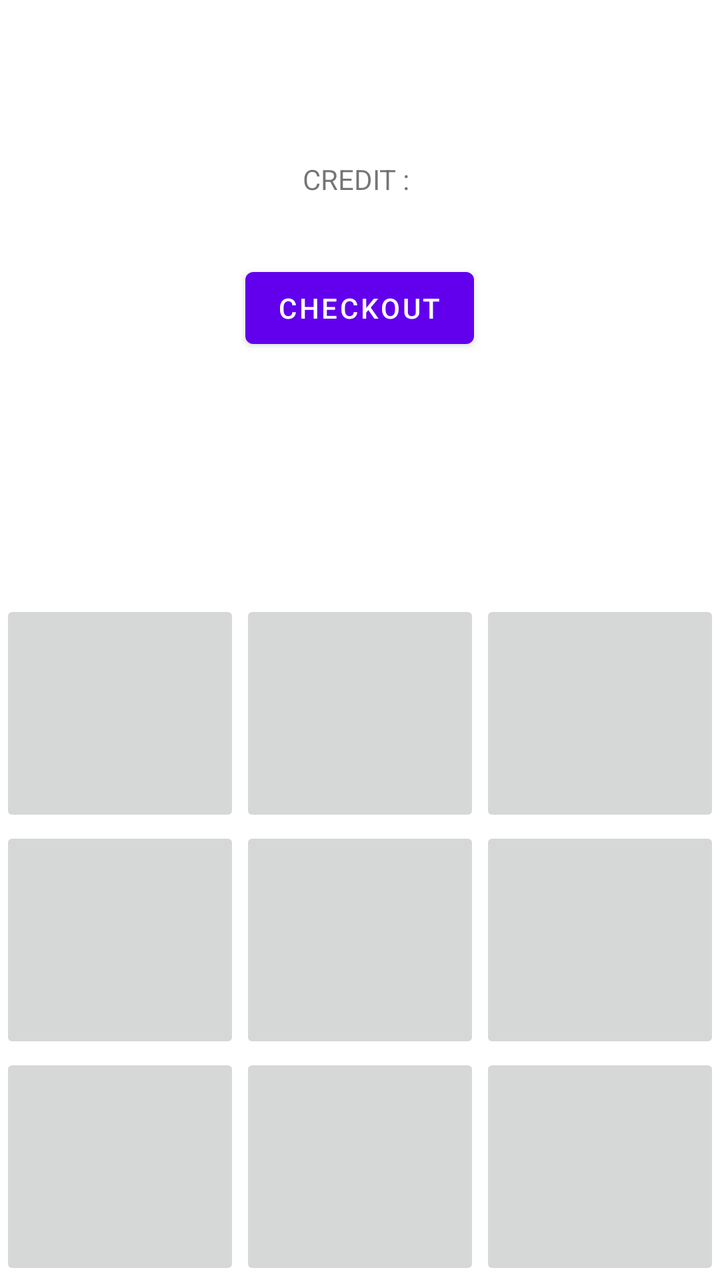
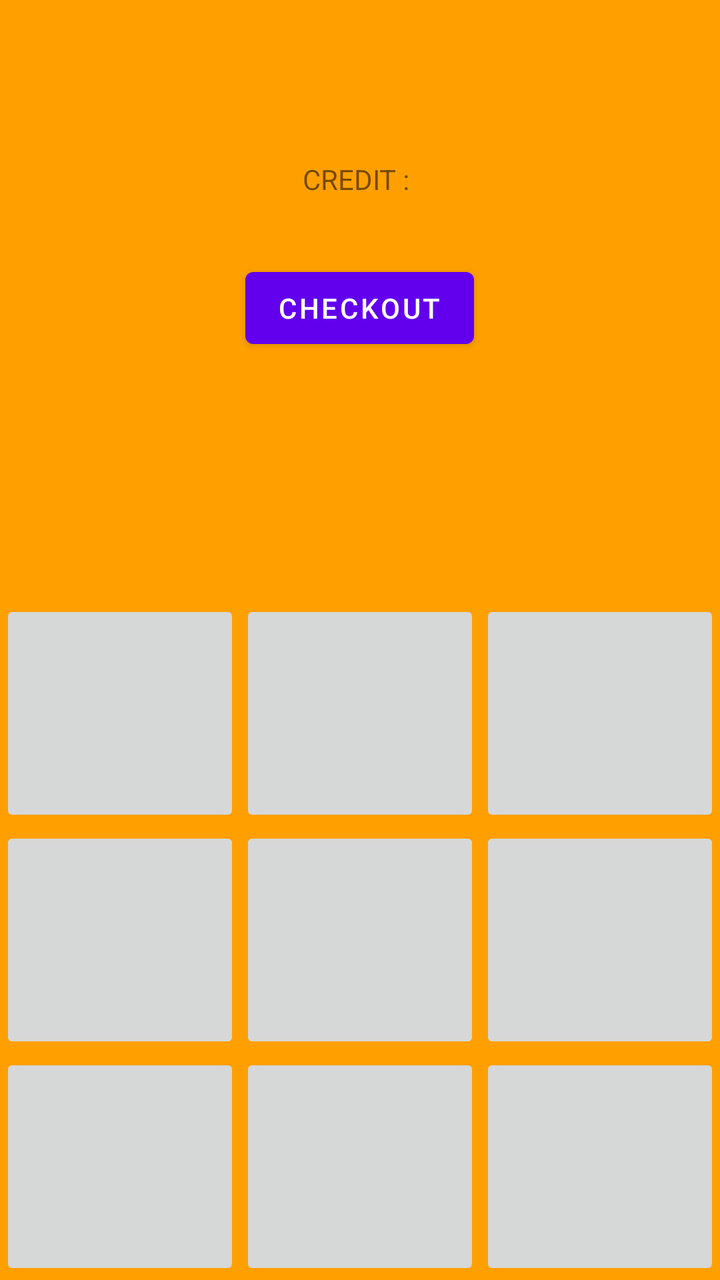

The first picture is an Android layout as it rendered before a commit; the second is the same layout after the commit. The layout source and the unified diff follow.
<!-- AndroidManifest.xml: application theme Theme.Gnr26AndroidFri6_Sat7 -->
<!-- res/layout/activity_game_play_screen.xml -->
<?xml version="1.0" encoding="utf-8"?>
<RelativeLayout xmlns:android="http://schemas.android.com/apk/res/android"
    xmlns:app="http://schemas.android.com/apk/res-auto"
    xmlns:tools="http://schemas.android.com/tools"
    android:id="@+id/main"
    android:layout_width="match_parent"
    android:layout_height="match_parent"
    tools:context=".diamond_game.GamePlayScreen">

   <TextView
       android:layout_width="wrap_content"
       android:layout_height="50dp"
       android:text="CREDIT : "
       android:layout_marginTop="80dp"
       android:layout_centerHorizontal="true"
        android:id="@+id/tvGamePlayCredit"
       />

    <Button
        android:layout_width="wrap_content"
        android:layout_height="wrap_content"
        android:text="Checkout"
        android:layout_below="@+id/tvGamePlayCredit"
        android:layout_centerHorizontal="true"
        android:id="@+id/btnGamePlayCheckout"
        />


  <GridLayout
      android:layout_marginTop="300dp"
      android:layout_width="match_parent"
      android:layout_height="match_parent"
      android:rowCount="3"
      android:columnCount="3"
      >

    <ImageButton android:id="@+id/imgBtnGamePlay1" android:layout_height="0dp" android:layout_width="0dp"  android:layout_rowWeight="1" android:layout_columnWeight="1" />

      <ImageButton android:id="@+id/imgBtnGamePlay2" android:layout_height="0dp" android:layout_width="0dp"  android:layout_rowWeight="1" android:layout_columnWeight="1" />

      <ImageButton android:id="@+id/imgBtnGamePlay3" android:layout_height="0dp" android:layout_width="0dp"  android:layout_rowWeight="1" android:layout_columnWeight="1" />


      <ImageButton android:id="@+id/imgBtnGamePlay4" android:layout_height="0dp" android:layout_width="0dp"  android:layout_rowWeight="1" android:layout_columnWeight="1" />

      <ImageButton android:id="@+id/imgBtnGamePlay5"  android:layout_height="0dp" android:layout_width="0dp"  android:layout_rowWeight="1" android:layout_columnWeight="1" />

      <ImageButton android:id="@+id/imgBtnGamePlay6" android:layout_height="0dp" android:layout_width="0dp"  android:layout_rowWeight="1" android:layout_columnWeight="1" />

      <ImageButton android:id="@+id/imgBtnGamePlay7" android:layout_height="0dp" android:layout_width="0dp"  android:layout_rowWeight="1" android:layout_columnWeight="1" />

      <ImageButton android:id="@+id/imgBtnGamePlay8" android:layout_height="0dp" android:layout_width="0dp"  android:layout_rowWeight="1" android:layout_columnWeight="1" />

      <ImageButton android:id="@+id/imgBtnGamePlay9" android:layout_height="0dp" android:layout_width="0dp"  android:layout_rowWeight="1" android:layout_columnWeight="1" />



  </GridLayout>
</RelativeLayout>
<!-- resources referenced by this layout -->
<resources>
  <style name="Theme.Gnr26AndroidFri6_Sat7" parent="Theme.MaterialComponents.DayNight.NoActionBar">
          
          <item name="colorPrimary">@color/purple_500</item>
          <item name="colorPrimaryVariant">@color/purple_700</item>
          <item name="colorOnPrimary">@color/white</item>
          
          <item name="colorSecondary">@color/teal_200</item>
          <item name="colorSecondaryVariant">@color/teal_700</item>
          <item name="colorOnSecondary">@color/black</item>
          
          <item name="android:statusBarColor">?attr/colorPrimaryVariant</item>
          
      </style>
  <color name="purple_500">#FF6200EE</color>
  <color name="purple_700">#FF3700B3</color>
  <color name="white">#FFFFFFFF</color>
  <color name="teal_200">#FF03DAC5</color>
  <color name="teal_700">#FF018786</color>
  <color name="black">#FF000000</color>
</resources>

<!-- the commit's change to res/layout/activity_game_play_screen.xml (unified diff, before → after) -->
@@ -5,7 +5,9 @@
     android:id="@+id/main"
     android:layout_width="match_parent"
     android:layout_height="match_parent"
-    tools:context=".diamond_game.GamePlayScreen">
+    tools:context=".diamond_game.GamePlayScreen"
+    android:background="@color/bg_activity"
+    >
 
    <TextView
        android:layout_width="wrap_content"
<!-- resource entries referenced after the edit -->
@@ -1,5 +1,6 @@
 <!-- resources referenced by this layout -->
 <resources>
+  <color name="bg_activity">#FFA000</color>
   <style name="Theme.Gnr26AndroidFri6_Sat7" parent="Theme.MaterialComponents.DayNight.NoActionBar">
           
           <item name="colorPrimary">@color/purple_500</item>
